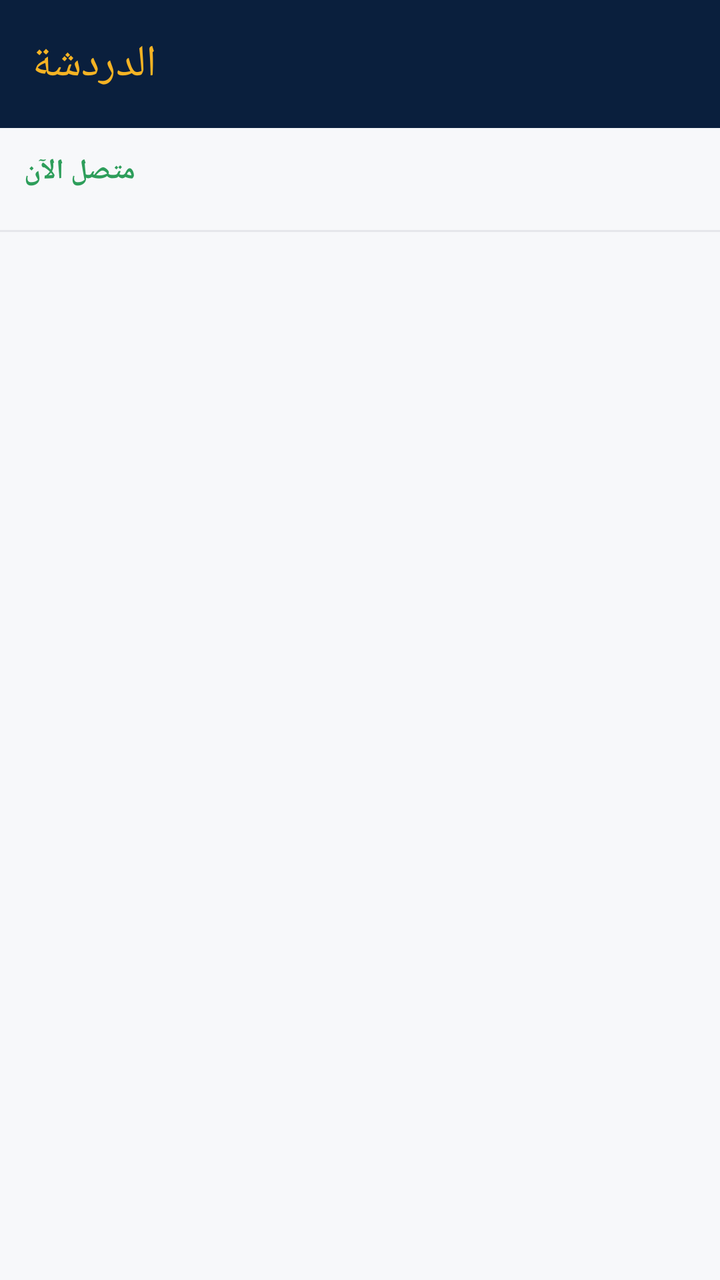
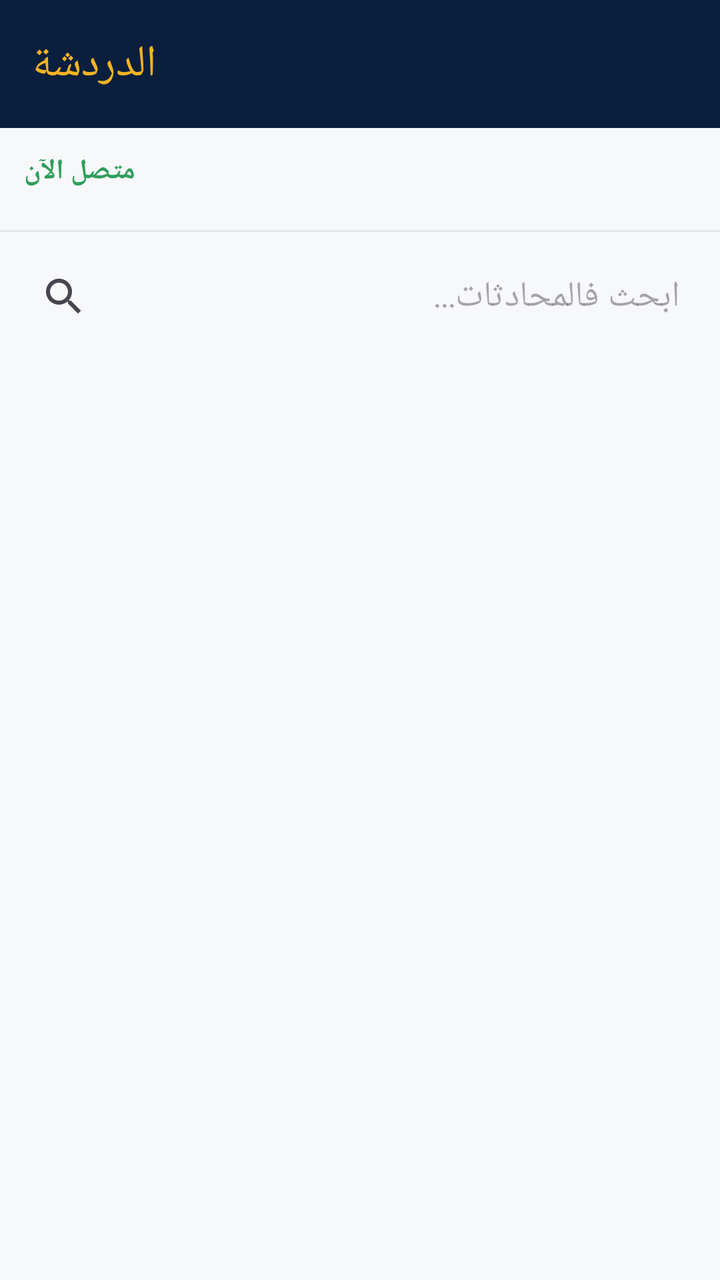

Two renders of the same Android screen: before a commit and after it. Below are the layout's source before the change and the commit's diff.
<!-- AndroidManifest.xml: application theme Theme.EtudiantsDroitMaroc -->
<!-- res/layout/fragment_chat_list.xml -->
<?xml version="1.0" encoding="utf-8"?>
<LinearLayout xmlns:android="http://schemas.android.com/apk/res/android"
    xmlns:app="http://schemas.android.com/apk/res-auto"
    android:layout_width="match_parent"
    android:layout_height="match_parent"
    android:orientation="vertical"
    android:background="@color/off_white">

    <androidx.appcompat.widget.Toolbar
        android:id="@+id/toolbar"
        android:layout_width="match_parent"
        android:layout_height="?attr/actionBarSize"
        android:background="@color/navy_dark"
        app:title="@string/nav_chat"
        app:titleTextColor="@color/gold" />

    <TextView
        android:layout_width="wrap_content"
        android:layout_height="wrap_content"
        android:text="@string/online"
        android:textColor="@color/green"
        android:textStyle="bold"
        android:padding="12dp" />

    <androidx.recyclerview.widget.RecyclerView
        android:id="@+id/rvOnlineUsers"
        android:layout_width="match_parent"
        android:layout_height="wrap_content"
        android:orientation="horizontal"
        android:paddingStart="8dp"
        android:paddingEnd="8dp" />

    <View
        android:layout_width="match_parent"
        android:layout_height="1dp"
        android:background="@color/divider"
        android:layout_marginTop="8dp" />

    <androidx.recyclerview.widget.RecyclerView
        android:id="@+id/rvThreads"
        android:layout_width="match_parent"
        android:layout_height="match_parent"
        android:padding="8dp" />

</LinearLayout>
<!-- resources referenced by this layout -->
<resources>
  <color name="divider">#E5E7EB</color>
  <color name="gold">#F5B324</color>
  <color name="green">#2E9E5B</color>
  <color name="navy_dark">#0A1F3D</color>
  <color name="off_white">#F7F8FA</color>
  <string name="nav_chat">الدردشة</string>
  <string name="online">متصل الآن</string>
  <style name="Theme.EtudiantsDroitMaroc" parent="Theme.Material3.Light.NoActionBar">
          <item name="colorPrimary">@color/navy</item>
          <item name="colorPrimaryVariant">@color/navy_dark</item>
          <item name="colorSecondary">@color/gold</item>
          <item name="colorSecondaryVariant">@color/gold_light</item>
          <item name="android:statusBarColor">@color/navy_dark</item>
          <item name="android:windowBackground">@color/off_white</item>
          <item name="android:windowLightStatusBar" tools:targetApi="23">false</item>
      </style>
  <color name="navy">#12305C</color>
  <color name="gold_light">#FFD873</color>
</resources>

<!-- the commit's change to res/layout/fragment_chat_list.xml (unified diff, before → after) -->
@@ -36,6 +36,17 @@
         android:background="@color/divider"
         android:layout_marginTop="8dp" />
 
+    <com.google.android.material.textfield.TextInputEditText
+        android:id="@+id/etSearch"
+        android:layout_width="match_parent"
+        android:layout_height="wrap_content"
+        android:layout_margin="10dp"
+        android:hint="ابحث فالمحادثات..."
+        android:drawableStart="@drawable/ic_search"
+        android:drawablePadding="8dp"
+        android:padding="10dp"
+        android:background="@drawable/bg_input_field" />
+
     <androidx.recyclerview.widget.RecyclerView
         android:id="@+id/rvThreads"
         android:layout_width="match_parent"
<!-- resource entries referenced after the edit -->
@@ -5,6 +5,23 @@
   <color name="green">#2E9E5B</color>
   <color name="navy_dark">#0A1F3D</color>
   <color name="off_white">#F7F8FA</color>
+  <!-- drawable bg_input_field (drawable) -->
+  <?xml version="1.0" encoding="utf-8"?>
+  <shape xmlns:android="http://schemas.android.com/apk/res/android" android:shape="rectangle">
+      <solid android:color="@color/off_white" />
+      <corners android:radius="20dp" />
+  </shape>
+  <!-- drawable ic_search (drawable) -->
+  <vector xmlns:android="http://schemas.android.com/apk/res/android"
+      android:width="24dp"
+      android:height="24dp"
+      android:viewportWidth="24"
+      android:viewportHeight="24"
+      android:tint="?attr/colorControlNormal">
+      <path
+          android:fillColor="#FF000000"
+          android:pathData="M15.5,14h-0.79l-0.28,-0.27C15.41,12.59 16,11.11 16,9.5 16,5.91 13.09,3 9.5,3S3,5.91 3,9.5 5.91,16 9.5,16c1.61,0 3.09,-0.59 4.23,-1.57l0.27,0.28v0.79l5,4.99L20.49,19l-4.99,-5zM9.5,14C7.01,14 5,11.99 5,9.5S7.01,5 9.5,5 14,7.01 14,9.5 11.99,14 9.5,14z" />
+  </vector>
   <string name="nav_chat">الدردشة</string>
   <string name="online">متصل الآن</string>
   <style name="Theme.EtudiantsDroitMaroc" parent="Theme.Material3.Light.NoActionBar">
